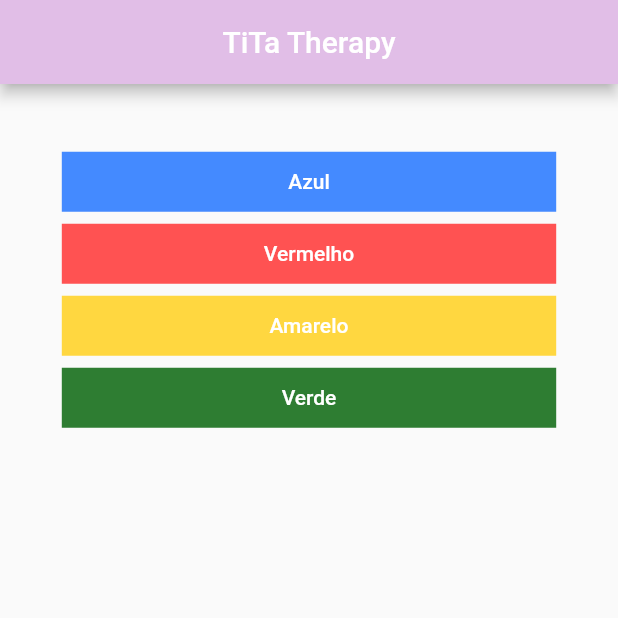
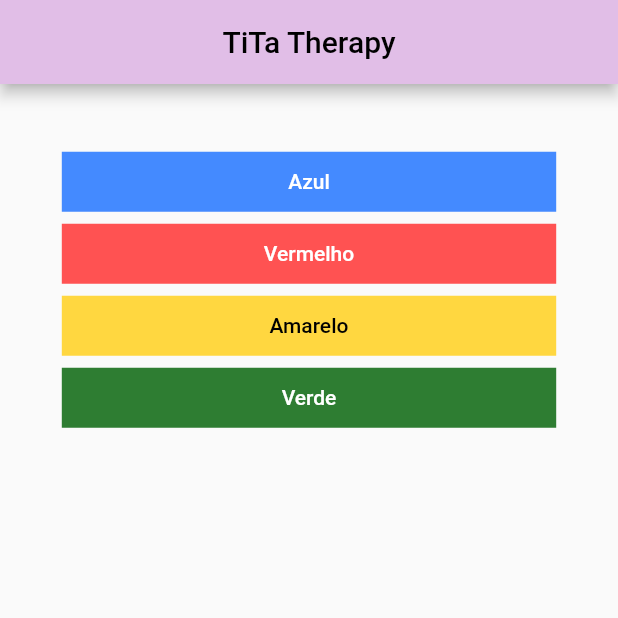
Before and after one commit to rafareloM/teste_tita_flutter, a Flutter app: the screen it shows after launch, on a phone screen of 412 x 824 dp, the top half of it. Run offline on Flutter 3.47's test engine with Material 2 defaults, Android fonts, the phone set to English and light mode, and no system bars.

Commit message:
fix texts font color

```diff
--- a/lib/components/color_button.dart
+++ b/lib/components/color_button.dart
@@ -5,12 +5,14 @@ class ColorButton extends StatelessWidget {
   final void Function() onPressed;
   final Color color;
   final String colorName;
+  final Color? textColor;
 
   const ColorButton({
     Key? key,
     required this.onPressed,
     required this.color,
     required this.colorName,
+    this.textColor,
   }) : super(key: key);
 
   @override
@@ -23,7 +25,10 @@ class ColorButton extends StatelessWidget {
             fixedSize: MaterialStateProperty.all(const Size.fromHeight(24)),
             backgroundColor: MaterialStateColor.resolveWith((states) => color)),
         onPressed: onPressed,
-        child: Text(colorName),
+        child: Text(
+          colorName,
+          style: TextStyle(color: textColor ?? Colors.white),
+        ),
       ),
     );
   }
--- a/lib/main.dart
+++ b/lib/main.dart
@@ -30,7 +30,10 @@ class MyHomePage extends StatelessWidget {
       appBar: AppBar(
         centerTitle: true,
         backgroundColor: Colors.purple[100],
-        title: const Text('TiTa Therapy'),
+        title: const Text(
+          'TiTa Therapy',
+          style: TextStyle(color: Colors.black),
+        ),
       ),
       body: Padding(
         padding: EdgeInsets.symmetric(
@@ -47,7 +50,7 @@ class MyHomePage extends StatelessWidget {
                           colorName: 'Azul',
                           color: Colors.blueAccent,
                           path: Constants.blueUrl,
-                          useAssets: true,
+                          useAssets: false,
                         ),
                       ));
                 },
@@ -82,7 +85,9 @@ class MyHomePage extends StatelessWidget {
                     ));
               },
               color: Colors.amberAccent,
-                colorName: 'Amarelo'),
+              colorName: 'Amarelo',
+              textColor: Colors.black,
+            ),
             ColorButton(
                 onPressed: () {
                   Navigator.push(
```
Lines whose indentation alone changed are shown as unchanged.
